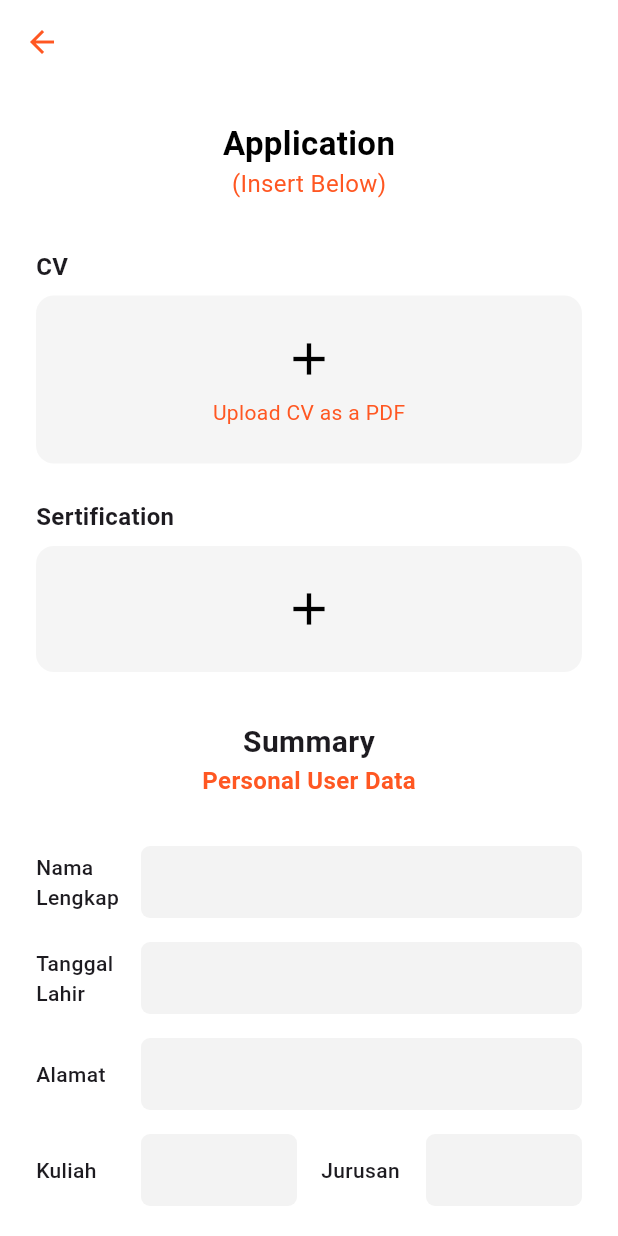
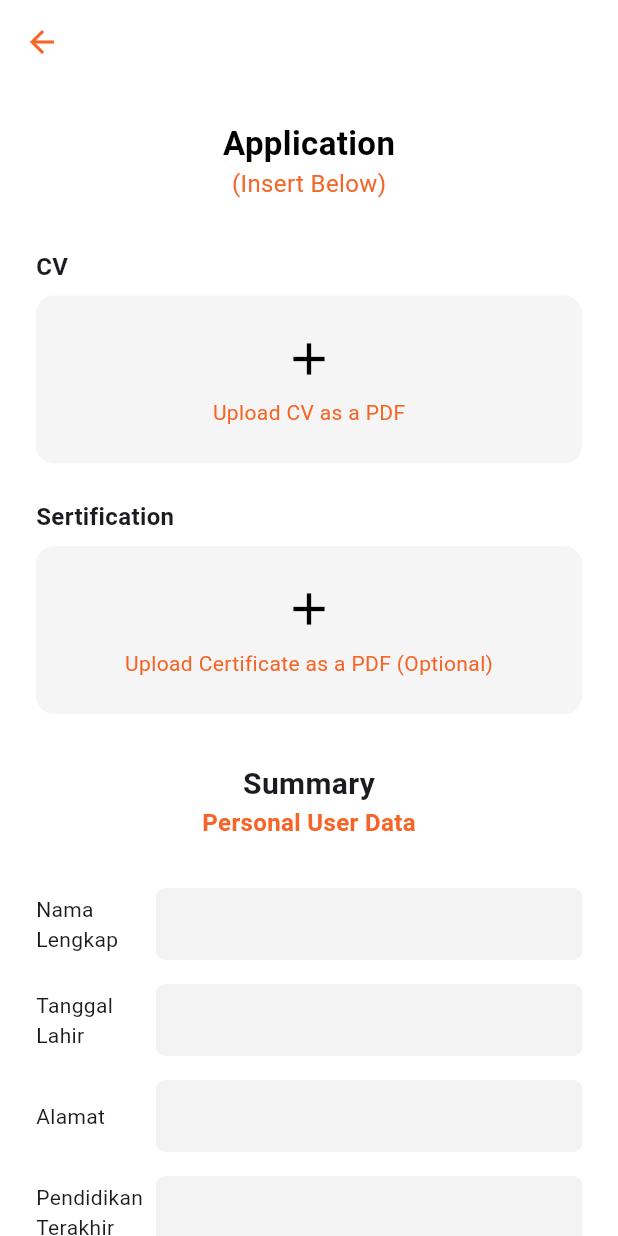
Before and after one commit to Ridhsuki/final-project-cari-magang, a Flutter app: the JobDetailWidget screen opened directly with empty values, after a tap on "Apply now", on a phone screen of 412 x 824 dp. Run offline on Flutter 3.47's test engine with Material 3 defaults, Android fonts, the phone set to English and light mode, and no system bars; our stand-ins replace bloc, dio, either_dart, equatable, file_picker, flutter_bloc and 3 more; accounts and stored records are empty; network calls fail.

Commit message:
applyjob screen error

```diff
--- a/cari_magang_fe/lib/app/core/components/jobdetail.dart
+++ b/cari_magang_fe/lib/app/core/components/jobdetail.dart
@@ -1,5 +1,4 @@
 import 'package:cari_magang_fe/app/core/appcolors.dart';
-import 'package:cari_magang_fe/app/core/stringconst/assets_const.dart';
 import 'package:cari_magang_fe/app/presentation/main/insiders/applyjob_screen.dart';
 import 'package:flutter/material.dart';
 import 'package:flutter_html/flutter_html.dart';
@@ -69,10 +68,6 @@ class _JobDetailWidgetState extends State<JobDetailWidget> {
                       const SizedBox(height: 8),
                       Row(
                         children: [
-                          // const Icon(Icons.school, size: 16),
-                          // const SizedBox(width: 4),
-                          // Text(widget.qualification),
-                          // const SizedBox(width: 12),
                           const Icon(
                             Icons.location_on,
                             size: 16,
@@ -106,40 +101,10 @@ class _JobDetailWidgetState extends State<JobDetailWidget> {
                           Text(widget.status),
                         ],
                       ),
-                      const Divider(height: 32),
-                      // Text(
-                      //   widget.company,
-                      //   style: const TextStyle(
-                      //     fontWeight: FontWeight.bold,
-                      //     fontSize: 16,
-                      //   ),
-                      // ),
-                      // Text(widget.recruiter),
-                      // const SizedBox(height: 24),
-                      // const Text(
-                      //   'Deskripsi Pekerjaan',
-                      //   style: TextStyle(
-                      //     fontWeight: FontWeight.bold,
-                      //     fontSize: 16,
-                      //     color: Colors.orange,
-                      //   ),
-                      // ),
-                      const SizedBox(height: 8),
+                      const SizedBox(height: 16),
+                      const Divider(height: 12),
                       Html(data: widget.description),
                       const SizedBox(height: 8),
-                      // BulletList(items: widget.duties),
-                      const SizedBox(height: 24),
-                      // const Text(
-                      //   'Persyaratan',
-                      //   style: TextStyle(
-                      //     fontWeight: FontWeight.bold,
-                      //     fontSize: 16,
-                      //     color: Colors.orange,
-                      //   ),
-                      // ),
-                      const SizedBox(height: 8),
-                      // BulletList(items: widget.requirements),
-                      const SizedBox(height: 24),
                       Center(
                         child: SizedBox(
                           width: 180,
@@ -149,7 +114,10 @@ class _JobDetailWidgetState extends State<JobDetailWidget> {
                               Navigator.push(
                                 context,
                                 MaterialPageRoute(
-                                  builder: (context) => const ApplyjobScreen(),
+                                  builder:
+                                      (context) => const ApplyjobScreen(
+                                        internshipId: '',
+                                      ),
                                 ),
                               );
                             },
--- /dev/null
+++ b/cari_magang_fe/lib/app/cubit/applyjob_cubit/applyjob_state.dart
@@ -0,0 +1,48 @@
+import 'package:equatable/equatable.dart';
+import 'package:cari_magang_fe/data/models/applyjob_model/applyjob_model.dart';
+
+class ApplyJobState extends Equatable {
+  const ApplyJobState({
+    this.applyjob = const ApplyjobModel(),
+    this.error = '',
+    this.isLoading = false,
+    this.message = '',
+    this.status = '',
+    this.applySuccess = false,
+  });
+
+  final ApplyjobModel applyjob;
+  final String error;
+  final bool isLoading;
+  final String message;
+  final String status;
+  final bool applySuccess;
+
+  @override
+  List<Object> get props => [
+    applyjob,
+    error,
+    isLoading,
+    applySuccess,
+    message,
+    status,
+  ];
+
+  ApplyJobState copyWith({
+    ApplyjobModel? applyjob,
+    String? error,
+    bool? isLoading,
+    String? message,
+    String? status,
+    bool? applySuccess,
+  }) {
+    return ApplyJobState(
+      applyjob: applyjob ?? this.applyjob,
+      error: error ?? this.error,
+      isLoading: isLoading ?? this.isLoading,
+      message: message ?? this.message,
+      status: status ?? this.status,
+      applySuccess: applySuccess ?? this.applySuccess,
+    );
+  }
+}
--- a/cari_magang_fe/lib/app/cubit/internships_cubit/internships_state.dart
+++ b/cari_magang_fe/lib/app/cubit/internships_cubit/internships_state.dart
@@ -1,5 +1,4 @@
 import 'package:cari_magang_fe/data/models/internships_model/datum.dart';
-import 'package:cari_magang_fe/data/models/internships_model/internships_model.dart';
 import 'package:equatable/equatable.dart';
 
 class InternshipsState extends Equatable {
--- a/cari_magang_fe/lib/app/presentation/main/insiders/applyjob_screen.dart
+++ b/cari_magang_fe/lib/app/presentation/main/insiders/applyjob_screen.dart
@@ -1,8 +1,63 @@
+import 'dart:io';
+
+import 'package:cari_magang_fe/app/core/appcolors.dart';
 import 'package:cari_magang_fe/app/core/components/success_dialog.dart';
+import 'package:cari_magang_fe/data/models/applyjob_model/applyjob_model.dart';
 import 'package:flutter/material.dart';
+import 'package:flutter_bloc/flutter_bloc.dart';
+import 'package:file_picker/file_picker.dart';
+import 'package:cari_magang_fe/app/cubit/applyjob_cubit/applyjob_cubit.dart';
+import 'package:cari_magang_fe/app/cubit/applyjob_cubit/applyjob_state.dart';
 
-class ApplyjobScreen extends StatelessWidget {
-  const ApplyjobScreen({super.key});
+class ApplyjobScreen extends StatefulWidget {
+  final String internshipId;
+  const ApplyjobScreen({super.key, required this.internshipId});
+
+  @override
+  State<ApplyjobScreen> createState() => _ApplyjobScreenState();
+}
+
+class _ApplyjobScreenState extends State<ApplyjobScreen> {
+  File? cvFile;
+  File? certificateFile;
+  final nameController = TextEditingController();
+  final birthController = TextEditingController();
+  final addressController = TextEditingController();
+  final educationController = TextEditingController();
+
+  void _pickFile(Function(File) onFilePicked) async {
+    final result = await FilePicker.platform.pickFiles(
+      type: FileType.custom,
+      allowedExtensions: ['pdf'],
+    );
+    if (result != null && result.files.single.path != null) {
+      onFilePicked(File(result.files.single.path!));
+    }
+  }
+
+  void _submitApplication() {
+    final cubit = context.read<ApplyJobCubit>();
+    if (cvFile == null ||
+        nameController.text.isEmpty ||
+        birthController.text.isEmpty ||
+        addressController.text.isEmpty ||
+        educationController.text.isEmpty) {
+      ScaffoldMessenger.of(context).showSnackBar(
+        const SnackBar(content: Text('Harap lengkapi data dan unggah CV')),
+      );
+      return;
+    }
+
+    cubit.applyJob(
+      // internshipId: widget.internshipId,
+      cv: cvFile!,
+      certificate: certificateFile,
+      fullName: nameController.text,
+      dateOfBirth: birthController.text,
+      address: addressController.text,
+      education: educationController.text,
+    );
+  }
 
   @override
   Widget build(BuildContext context) {
@@ -10,20 +65,42 @@ class ApplyjobScreen extends StatelessWidget {
       backgroundColor: Colors.white,
       appBar: AppBar(
         leading: IconButton(
-          icon: const Icon(Icons.arrow_back, color: Colors.deepOrange),
+          icon: const Icon(Icons.arrow_back, color: Appcolors.primaryColor),
           onPressed: () => Navigator.pop(context),
         ),
         elevation: 0,
         backgroundColor: Colors.white,
       ),
-      body: SingleChildScrollView(
+      body: BlocConsumer<ApplyJobCubit, ApplyJobState>(
+        listener: (context, state) {
+          if (state.message.isNotEmpty && state.applySuccess) {
+            showDialog(
+              context: context,
+              barrierDismissible: false,
+              builder:
+                  (_) => SuccessDialog(
+                    onButtonPressed: () {
+                      Navigator.pop(context);
+                      Navigator.pop(context);
+                      context.read<ApplyJobCubit>().resetApplyJob();
+                    },
+                  ),
+            );
+          } else if (state.message.isNotEmpty) {
+            ScaffoldMessenger.of(
+              context,
+            ).showSnackBar(SnackBar(content: Text(state.message)));
+          }
+        },
+        builder: (context, state) {
+          return SingleChildScrollView(
             padding: const EdgeInsets.all(24),
             child: Column(
               crossAxisAlignment: CrossAxisAlignment.start,
               children: [
-            Center(
+                const Center(
                   child: Column(
-                children: const [
+                    children: [
                       Text(
                         'Application',
                         style: TextStyle(
@@ -34,46 +111,60 @@ class ApplyjobScreen extends StatelessWidget {
                       ),
                       Text(
                         '(Insert Below)',
-                    style: TextStyle(fontSize: 16, color: Colors.deepOrange),
+                        style: TextStyle(
+                          fontSize: 16,
+                          color: Appcolors.primaryColor,
+                        ),
                       ),
                     ],
                   ),
                 ),
                 const SizedBox(height: 32),
-
-            // Upload CV
                 const Text(
                   "CV",
                   style: TextStyle(fontSize: 16, fontWeight: FontWeight.bold),
                 ),
                 const SizedBox(height: 8),
-            _UploadBox(text: "Upload CV as a PDF"),
-
+                GestureDetector(
+                  onTap:
+                      () => _pickFile((file) => setState(() => cvFile = file)),
+                  child: _UploadBox(
+                    text: cvFile?.path.split('/').last ?? "Upload CV as a PDF",
+                  ),
+                ),
                 const SizedBox(height: 24),
-
-            // Upload Sertifikat
                 const Text(
                   "Sertification",
                   style: TextStyle(fontSize: 16, fontWeight: FontWeight.bold),
                 ),
                 const SizedBox(height: 8),
-            const _UploadBox(),
-
+                GestureDetector(
+                  onTap:
+                      () => _pickFile(
+                        (file) => setState(() => certificateFile = file),
+                      ),
+                  child: _UploadBox(
+                    text:
+                        certificateFile?.path.split('/').last ??
+                        "Upload Certificate as a PDF (Optional)",
+                  ),
+                ),
                 const SizedBox(height: 32),
-
-            // Summary Section
                 const Center(
                   child: Column(
                     children: [
                       Text(
                         'Summary',
-                    style: TextStyle(fontSize: 20, fontWeight: FontWeight.bold),
+                        style: TextStyle(
+                          fontSize: 20,
+                          fontWeight: FontWeight.bold,
+                        ),
                       ),
                       Text(
                         'Personal User Data',
                         style: TextStyle(
                           fontSize: 16,
-                      color: Colors.deepOrange,
+                          color: Appcolors.primaryColor,
                           fontWeight: FontWeight.w600,
                         ),
                       ),
@@ -81,57 +172,51 @@ class ApplyjobScreen extends StatelessWidget {
                   ),
                 ),
                 const SizedBox(height: 24),
-
-            // Form Fields
-            const _FormLabelInput(label: 'Nama \nLengkap'),
-            const _FormLabelInput(label: 'Tanggal \nLahir'),
-            const _FormLabelInput(label: 'Alamat'),
-            const Row(
-              children: [
-                Expanded(child: _FormLabelInput(label: 'Kuliah')),
-                SizedBox(width: 16),
-                Expanded(child: _FormLabelInput(label: 'Jurusan')),
-              ],
+                _FormLabelInput(
+                  label: 'Nama \nLengkap',
+                  controller: nameController,
                 ),
-
+                _FormLabelInput(
+                  label: 'Tanggal \nLahir',
+                  controller: birthController,
+                ),
+                _FormLabelInput(label: 'Alamat', controller: addressController),
+                _FormLabelInput(
+                  label: 'Pendidikan \nTerakhir',
+                  controller: educationController,
+                ),
                 const SizedBox(height: 32),
-
-            // Submit Button
                 Center(
                   child: SizedBox(
                     width: double.infinity,
                     child: ElevatedButton(
-                  onPressed: () {
-                    showDialog(
-                      context: context,
-                      barrierDismissible: false,
-                      builder:
-                          (_) => SuccessDialog(
-                            onButtonPressed: () {
-                              Navigator.pop(context);
-                              Navigator.pop(
-                                context,
-                              ); // Kembali ke halaman sebelumnya
-                            },
-                          ),
-                    );
-                  },
+                      onPressed: state.isLoading ? null : _submitApplication,
                       style: ElevatedButton.styleFrom(
-                    backgroundColor: Colors.deepOrange,
+                        backgroundColor: Appcolors.primaryColor,
                         padding: const EdgeInsets.symmetric(vertical: 16),
                         shape: RoundedRectangleBorder(
                           borderRadius: BorderRadius.circular(30),
                         ),
                       ),
-                  child: const Text(
+                      child:
+                          state.isLoading
+                              ? const CircularProgressIndicator(
+                                color: Colors.white,
+                              )
+                              : const Text(
                                 'Save & Apply',
-                    style: TextStyle(fontSize: 16, color: Colors.white),
+                                style: TextStyle(
+                                  fontSize: 16,
+                                  color: Colors.white,
+                                ),
                               ),
                     ),
                   ),
                 ),
               ],
             ),
+          );
+        },
       ),
     );
   }
@@ -152,10 +237,10 @@ class _UploadBox extends StatelessWidget {
       ),
       child: Column(
         children: [
-          const Icon(Icons.add, size: 36, color: Colors.black),
+          const Icon(Icons.add, size: 36, color: Appcolors.thirdColor),
           if (text != null) ...[
             const SizedBox(height: 8),
-            Text(text!, style: const TextStyle(color: Colors.deepOrange)),
+            Text(text!, style: const TextStyle(color: Appcolors.primaryColor)),
           ],
         ],
       ),
@@ -165,7 +250,8 @@ class _UploadBox extends StatelessWidget {
 
 class _FormLabelInput extends StatelessWidget {
   final String label;
-  const _FormLabelInput({required this.label});
+  final TextEditingController controller;
+  const _FormLabelInput({required this.label, required this.controller});
 
   @override
   Widget build(BuildContext context) {
@@ -174,14 +260,15 @@ class _FormLabelInput extends StatelessWidget {
       child: Row(
         children: [
           SizedBox(
-            width: 70,
+            width: 80,
             child: Text(
               label,
-              style: const TextStyle(fontWeight: FontWeight.w500),
+              style: const TextStyle(fontWeight: FontWeight.w400),
             ),
           ),
           Expanded(
             child: TextField(
+              controller: controller,
               decoration: InputDecoration(
                 contentPadding: const EdgeInsets.symmetric(
                   horizontal: 12,
--- /dev/null
+++ b/cari_magang_fe/lib/data/datasource/services/applyjob_service.dart
@@ -0,0 +1,53 @@
+import 'dart:io';
+
+import 'package:dio/dio.dart';
+import 'package:either_dart/either.dart';
+import 'package:cari_magang_fe/data/models/applyjob_model/applyjob_model.dart';
+import 'package:cari_magang_fe/data/datasource/local_storage/local_storage.dart';
+
+class ApplyjobService {
+  final dio = Dio(
+    BaseOptions(
+      baseUrl: 'https://magangapp.ridhsuki.my.id/api',
+      connectTimeout: const Duration(seconds: 5),
+      receiveTimeout: const Duration(seconds: 5),
+      responseType: ResponseType.json,
+      headers: {
+        'Accept': 'application/json',
+        'Content-Type': 'application/json',
+        'Authorization': 'Bearer ${LocalStorage.getToken()}',
+      },
+    ),
+  );
+
+  Future<Either<String, ApplyjobModel>> applyJob({
+    // required String internshipId,
+    required File cv, // full url atau filename tergantung API backend
+    required String fullName,
+    required String dateOfBirth,
+    required String address,
+    required String education,
+    File? certificate, // opsional
+  }) async {
+    try {
+      FormData formData = FormData.fromMap({
+        // 'internship_id': internshipId,
+        'cv': cv,
+        'full_name': fullName,
+        'date_of_birth': dateOfBirth,
+        'address': address,
+        'education': education,
+        if (certificate != null) 'certificate': certificate,
+      });
+
+      var response = await dio.post('/applications', data: formData);
+      return Right(response.data['message'] ?? 'Berhasil aplly Internsips');
+    } on DioException catch (e) {
+      if (e.response != null) {
+        return Left(e.response?.data['message'] ?? 'Gagal aplly Internsips');
+      } else {
+        return Left('Connection error: ${e.message}');
+      }
+    }
+  }
+}
--- /dev/null
+++ b/cari_magang_fe/lib/data/models/applyjob_model/applyjob_model.dart
@@ -0,0 +1,54 @@
+import 'dart:convert';
+
+import 'package:equatable/equatable.dart';
+
+import 'data.dart';
+
+class ApplyjobModel extends Equatable {
+  final String? status;
+  final String? message;
+  final Data? data;
+
+  const ApplyjobModel({this.status, this.message, this.data});
+
+  factory ApplyjobModel.fromMap(Map<String, dynamic> data) => ApplyjobModel(
+    status: data['status'] as String?,
+    message: data['message'] as String?,
+    data:
+        data['data'] == null
+            ? null
+            : Data.fromMap(data['data'] as Map<String, dynamic>),
+  );
+
+  Map<String, dynamic> toMap() => {
+    'status': status,
+    'message': message,
+    'data': data?.toMap(),
+  };
+
+  /// `dart:convert`
+  ///
+  /// Parses the string and returns the resulting Json object as [ApplyjobModel].
+  factory ApplyjobModel.fromJson(String data) {
+    return ApplyjobModel.fromMap(json.decode(data) as Map<String, dynamic>);
+  }
+
+  /// `dart:convert`
+  ///
+  /// Converts [ApplyjobModel] to a JSON string.
+  String toJson() => json.encode(toMap());
+
+  ApplyjobModel copyWith({String? status, String? message, Data? data}) {
+    return ApplyjobModel(
+      status: status ?? this.status,
+      message: message ?? this.message,
+      data: data ?? this.data,
+    );
+  }
+
+  @override
+  bool get stringify => true;
+
+  @override
+  List<Object?> get props => [status, message, data];
+}
--- /dev/null
+++ b/cari_magang_fe/lib/data/models/applyjob_model/data.dart
@@ -0,0 +1,132 @@
+import 'dart:convert';
+
+import 'package:equatable/equatable.dart';
+
+class Data extends Equatable {
+  final int? id;
+  final int? userId;
+  final String? internshipId;
+  final String? cv;
+  final dynamic certificate;
+  final String? status;
+  final String? fullName;
+  final String? dateOfBirth;
+  final String? address;
+  final String? education;
+  final DateTime? createdAt;
+  final DateTime? updatedAt;
+
+  const Data({
+    this.id,
+    this.userId,
+    this.internshipId,
+    this.cv,
+    this.certificate,
+    this.status,
+    this.fullName,
+    this.dateOfBirth,
+    this.address,
+    this.education,
+    this.createdAt,
+    this.updatedAt,
+  });
+
+  factory Data.fromMap(Map<String, dynamic> data) => Data(
+    id: data['id'] as int?,
+    userId: data['user_id'] as int?,
+    internshipId: data['internship_id'] as String?,
+    cv: data['cv'] as String?,
+    certificate: data['certificate'] as dynamic,
+    status: data['status'] as String?,
+    fullName: data['full_name'] as String?,
+    dateOfBirth: data['date_of_birth'] as String?,
+    address: data['address'] as String?,
+    education: data['education'] as String?,
+    createdAt:
+        data['created_at'] == null
+            ? null
+            : DateTime.parse(data['created_at'] as String),
+    updatedAt:
+        data['updated_at'] == null
+            ? null
+            : DateTime.parse(data['updated_at'] as String),
+  );
+
+  Map<String, dynamic> toMap() => {
+    'id': id,
+    'user_id': userId,
+    'internship_id': internshipId,
+    'cv': cv,
+    'certificate': certificate,
+    'status': status,
+    'full_name': fullName,
+    'date_of_birth': dateOfBirth,
+    'address': address,
+    'education': education,
+    'created_at': createdAt?.toIso8601String(),
+    'updated_at': updatedAt?.toIso8601String(),
+  };
+
+  /// `dart:convert`
+  ///
+  /// Parses the string and returns the resulting Json object as [Data].
+  factory Data.fromJson(String data) {
+    return Data.fromMap(json.decode(data) as Map<String, dynamic>);
+  }
+
+  /// `dart:convert`
+  ///
+  /// Converts [Data] to a JSON string.
+  String toJson() => json.encode(toMap());
+
+  Data copyWith({
+    int? id,
+    int? userId,
+    String? internshipId,
+    String? cv,
+    dynamic certificate,
+    String? status,
+    String? fullName,
+    String? dateOfBirth,
+    String? address,
+    String? education,
+    DateTime? createdAt,
+    DateTime? updatedAt,
+  }) {
+    return Data(
+      id: id ?? this.id,
+      userId: userId ?? this.userId,
+      internshipId: internshipId ?? this.internshipId,
+      cv: cv ?? this.cv,
+      certificate: certificate ?? this.certificate,
+      status: status ?? this.status,
+      fullName: fullName ?? this.fullName,
+      dateOfBirth: dateOfBirth ?? this.dateOfBirth,
+      address: address ?? this.address,
+      education: education ?? this.education,
+      createdAt: createdAt ?? this.createdAt,
+      updatedAt: updatedAt ?? this.updatedAt,
+    );
+  }
+
+  @override
+  bool get stringify => true;
+
+  @override
+  List<Object?> get props {
+    return [
+      id,
+      userId,
+      internshipId,
+      cv,
+      certificate,
+      status,
+      fullName,
+      dateOfBirth,
+      address,
+      education,
+      createdAt,
+      updatedAt,
+    ];
+  }
+}
--- a/cari_magang_fe/pubspec.yaml
+++ b/cari_magang_fe/pubspec.yaml
@@ -33,6 +33,7 @@ dependencies:
   dio: ^5.8.0+1
   either_dart: ^1.0.0
   equatable: ^2.0.7
+  file_picker: ^10.1.9
   flutter:
     sdk: flutter
   flutter_bloc: ^9.1.1
```
Also changed, not shown: cari_magang_fe/lib/app/cubit/applyjob_cubit/applyjob_cubit.dart (added, +54 -0 lines), cari_magang_fe/lib/app/presentation/main/notif_screen.dart (+17 -7 lines), cari_magang_fe/lib/main.dart (+16 -2 lines), cari_magang_fe/lib/app/cubit/notif_cubit/notif_state.dart (line endings or trailing spaces), cari_magang_fe/pubspec.lock, 1 other file. Lines whose indentation alone changed are shown as unchanged.
